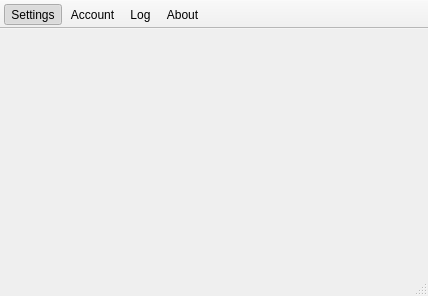
HearthSim/LotusTracker, file src/ui/preferences.ui: the form before one commit.
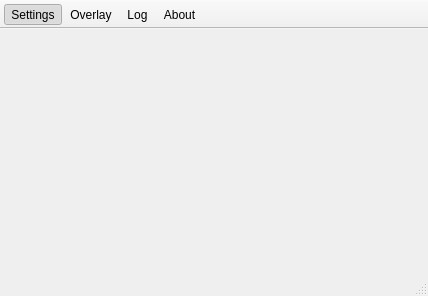
The form after the commit. Icons and pictures are not drawn.

What changed in the file:
```diff
--- a/src/ui/preferences.ui
+++ b/src/ui/preferences.ui
@@ -13,7 +13,7 @@
   <property name="minimumSize">
    <size>
     <width>400</width>
-    <height>150</height>
+    <height>200</height>
    </size>
   </property>
   <property name="windowTitle">
@@ -132,7 +132,7 @@
      <normaloff>:/res/preferences_overlay.png</normaloff>:/res/preferences_overlay.png</iconset>
    </property>
    <property name="text">
-    <string>Account</string>
+    <string>Overlay</string>
    </property>
    <property name="toolTip">
     <string>Account</string>
```
Left out of the diff: 4 changed lines with no effect on the pictures.
